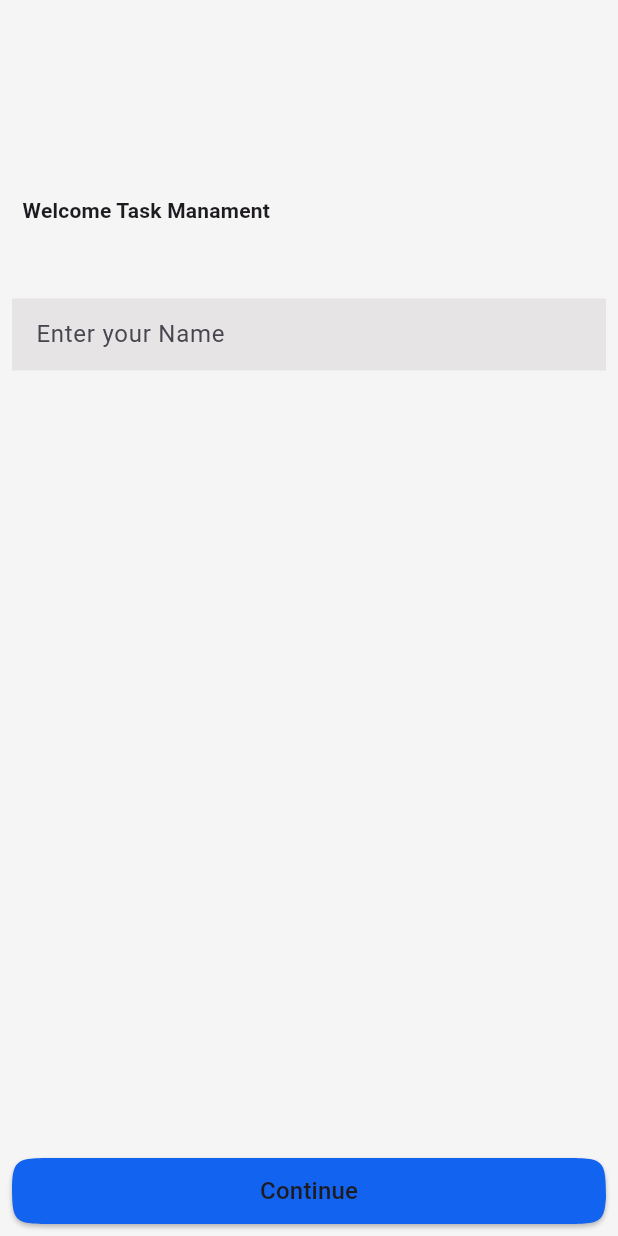
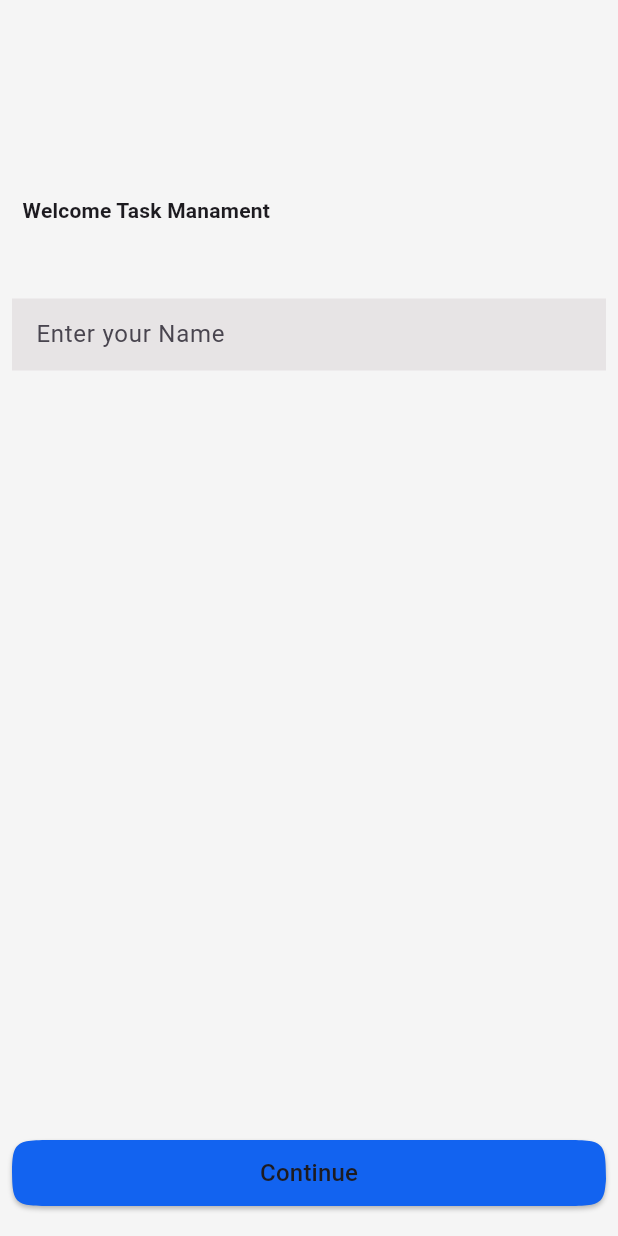
Before and after one commit to fkirewold/Task-Management-App, a Flutter app: the screen it shows after launch, on a phone screen of 412 x 824 dp. Run offline on Flutter 3.47's test engine with Material 3 defaults, Android fonts, the phone set to English and light mode, and no system bars; our stand-ins replace go_router.

```diff
--- a/lib/presentation/screens/welcome_screen.dart
+++ b/lib/presentation/screens/welcome_screen.dart
@@ -29,9 +29,10 @@ class WelcomeScreen extends StatelessWidget {
               hintText: 'Enter your Name',
               controller: TextEditingController()),
         ),
-        Spacer(),
+        Expanded(
+          child: SizedBox.shrink()),
         Padding(
-          padding: const EdgeInsets.all(8.0),
+          padding: const EdgeInsets.only(bottom: 20,left: 8,right: 8),
           child: ButtonWidget(
             height: 44.00,
             onPressed: (){},
```
Also changed, not shown: lib/presentation/widgets/container_widget.dart (added, +23 -0 lines).
